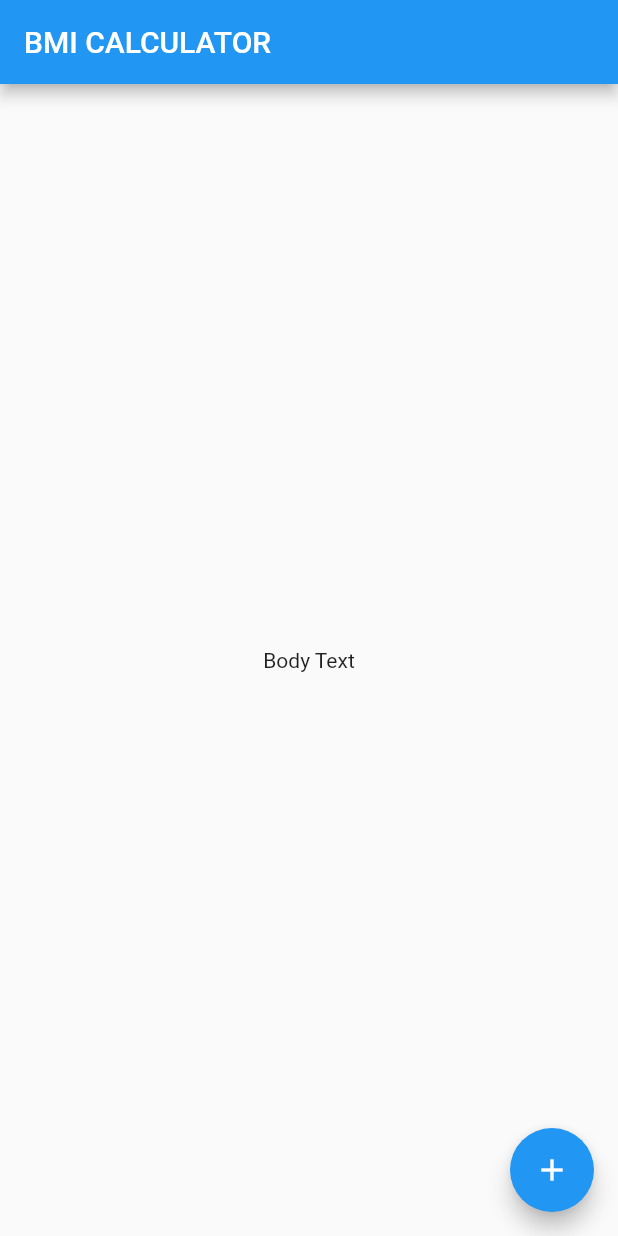
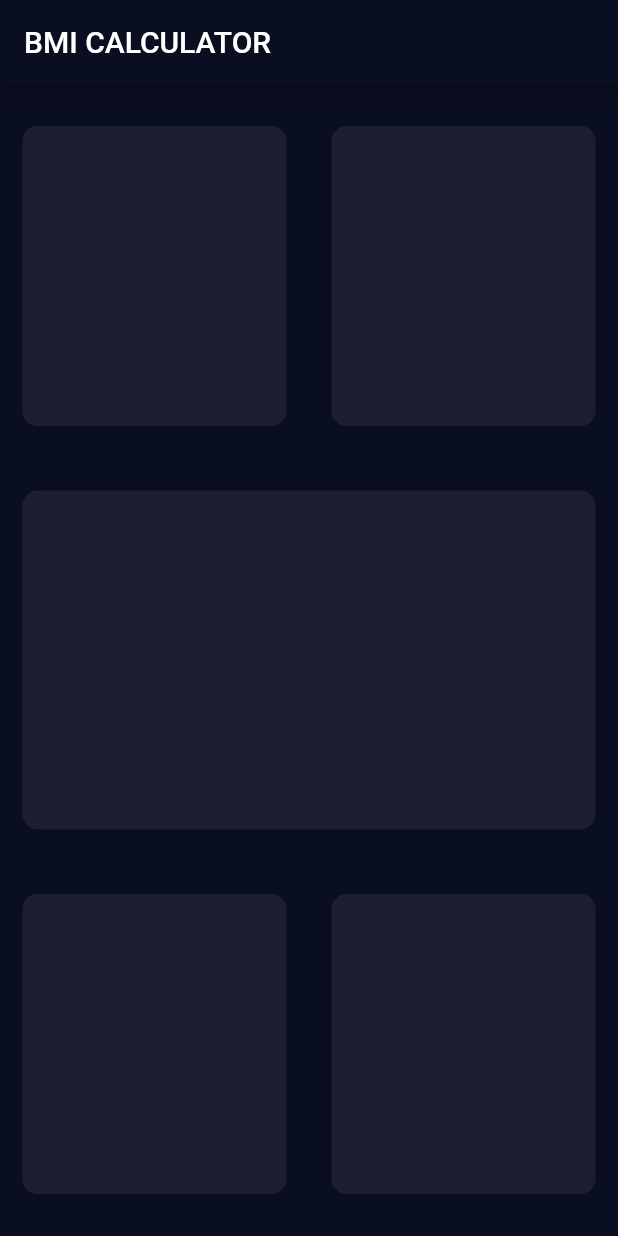
Before and after one commit to kuppylee/BMI-Calculator, a Flutter app: the screen it shows after launch, on a phone screen of 412 x 824 dp. Run offline on Flutter 3.47's test engine with Material 2 defaults, Android fonts, the phone set to English and light mode, and no system bars.

Commit message:
Created an input page and the skeletal structure of the app using Expanded widget

```diff
--- /dev/null
+++ b/bmi-calculator-flutter-master/lib/input_page.dart
@@ -0,0 +1,85 @@
+import 'package:flutter/material.dart';
+
+class InputPage extends StatefulWidget {
+  @override
+  _InputPageState createState() => _InputPageState();
+}
+
+class _InputPageState extends State<InputPage> {
+  @override
+  Widget build(BuildContext context) {
+    return Scaffold(
+      appBar: AppBar(
+        title: Text('BMI CALCULATOR'),
+      ),
+      body: Column(
+        children: [
+          Expanded(child: Row(
+            children: [
+              Expanded(
+                child: Container(
+                height: 200,
+                width: 170,
+                margin: EdgeInsets.all(15.0),
+                decoration: BoxDecoration(
+                    color: Color(0XFF1D1E33),
+                    borderRadius: BorderRadius.circular(10.0)
+                ),
+              ),
+              ),
+              Expanded(
+                  child:Container(
+                    height: 200,
+                    width: 170,
+                    margin: EdgeInsets.all(15.0),
+                    decoration: BoxDecoration(
+                        color: Color(0XFF1D1E33),
+                        borderRadius: BorderRadius.circular(10.0)
+                    ),
+                  ),
+              ),
+            ],
+          ),
+          ),
+          Expanded(
+            child: Container(
+              height: 200,
+              margin: EdgeInsets.all(15.0),
+              decoration: BoxDecoration(
+                  color: Color(0XFF1D1E33),
+                  borderRadius: BorderRadius.circular(10.0)
+              ),
+            ),
+          ),
+          Expanded(child: Row(
+            children: [
+              Expanded(
+                child: Container(
+                height: 200,
+                width: 170,
+                margin: EdgeInsets.all(15.0),
+                decoration: BoxDecoration(
+                    color: Color(0XFF1D1E33),
+                    borderRadius: BorderRadius.circular(10.0)
+                ),
+              ),
+              ),
+              Expanded(
+                child: Container(
+                height: 200,
+                width: 170,
+                margin: EdgeInsets.all(15.0),
+                decoration: BoxDecoration(
+                    color: Color(0XFF1D1E33),
+                    borderRadius: BorderRadius.circular(10.0)
+                ),
+              ),
+              ),
+            ],
+          ),
+          ),
+        ],
+      ),
+    );
+  }
+}
--- a/bmi-calculator-flutter-master/lib/main.dart
+++ b/bmi-calculator-flutter-master/lib/main.dart
@@ -1,4 +1,5 @@
 import 'package:flutter/material.dart';
+import 'input_page.dart';
 
 void main() => runApp(BMICalculator());
 
@@ -6,29 +7,19 @@ class BMICalculator extends StatelessWidget {
   @override
   Widget build(BuildContext context) {
     return MaterialApp(
+      theme: ThemeData.dark().copyWith(
+            appBarTheme: AppBarTheme(
+            backgroundColor: Color(0xFF0A0E21),
+      ),
+      // textTheme: TextTheme(
+      //   bodyText1: TextStyle(
+      //     color: Colors.white,
+      //   ),
+      // ),
+      scaffoldBackgroundColor: Color(0xFF0A0E21),
+      colorScheme: ColorScheme.fromSwatch(accentColor: Colors.purple),
+    ),
       home: InputPage(),
     );
   }
 }
-
-class InputPage extends StatefulWidget {
-  @override
-  _InputPageState createState() => _InputPageState();
-}
-
-class _InputPageState extends State<InputPage> {
-  @override
-  Widget build(BuildContext context) {
-    return Scaffold(
-      appBar: AppBar(
-        title: Text('BMI CALCULATOR'),
-      ),
-      body: Center(
-        child: Text('Body Text'),
-      ),
-      floatingActionButton: FloatingActionButton(
-        child: Icon(Icons.add),
-      ),
-    );
-  }
-}
```
Also changed, not shown: 5 other files.
